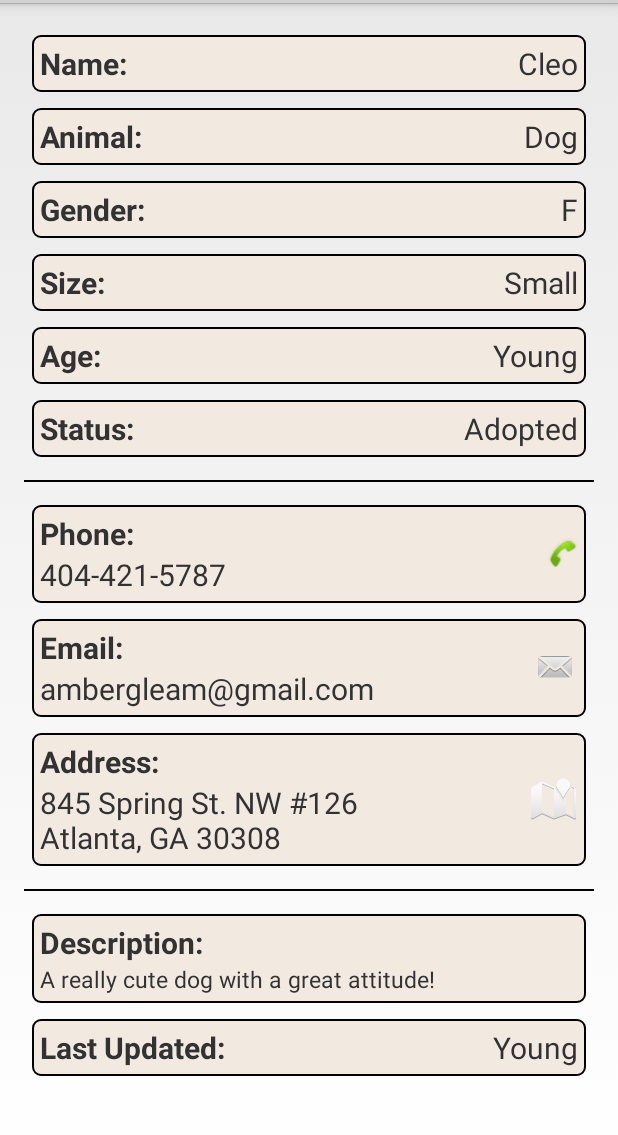
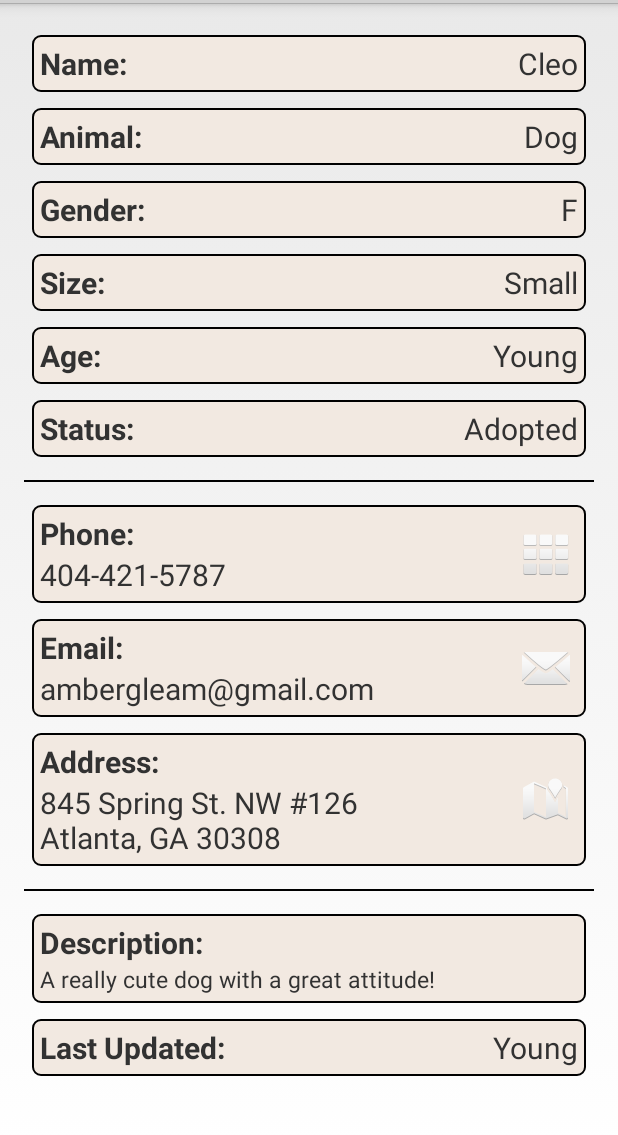
Before and after one commit to matthew-compton/Petfinder, an Android app: the layout fragment_detail.xml on its own in the app's theme, with its tools: preview values and no code run, on a phone screen of 412 x 824 dp, the part 69-1204 px from its top. Run offline under Robolectric (Android 15) with nearby library versions, the phone set to English and light mode, and no system bars.

Commit message:
Updated format of icons on detail view

```diff
--- a/app/src/main/java/com/ambergleam/petfinder/controller/DetailFragment.java
+++ b/app/src/main/java/com/ambergleam/petfinder/controller/DetailFragment.java
@@ -11,7 +11,6 @@ import android.view.View;
 import android.view.ViewGroup;
 import android.widget.ImageView;
 import android.widget.LinearLayout;
-import android.widget.RelativeLayout;
 import android.widget.TextView;
 
 import com.ambergleam.petfinder.R;
@@ -45,15 +44,15 @@ public class DetailFragment extends BaseFragment {
     @InjectView(R.id.layout_size) LinearLayout mSizeLayout;
     @InjectView(R.id.pet_size) TextView mSizeTextView;
 
-    @InjectView(R.id.layout_phone) RelativeLayout mPhoneLayout;
+    @InjectView(R.id.layout_phone) LinearLayout mPhoneLayout;
     @InjectView(R.id.pet_phone) TextView mPhoneTextView;
     @InjectView(R.id.image_phone) ImageView mPhoneImageView;
 
-    @InjectView(R.id.layout_email) RelativeLayout mEmailLayout;
+    @InjectView(R.id.layout_email) LinearLayout mEmailLayout;
     @InjectView(R.id.pet_email) TextView mEmailTextView;
     @InjectView(R.id.image_email) ImageView mEmailImageView;
 
-    @InjectView(R.id.layout_address) RelativeLayout mAddressLayout;
+    @InjectView(R.id.layout_address) LinearLayout mAddressLayout;
     @InjectView(R.id.pet_address) TextView mAddressTextView;
     @InjectView(R.id.image_phone) ImageView mAddressImageView;
 
--- a/app/src/main/res/layout/fragment_detail.xml
+++ b/app/src/main/res/layout/fragment_detail.xml
@@ -142,9 +142,15 @@
 
         <View style="@style/Divider"/>
 
-        <RelativeLayout
+        <LinearLayout
             android:id="@+id/layout_phone"
-            style="@style/DetailLayout">
+            style="@style/DetailLayoutHorizontal">
+
+            <LinearLayout
+                android:orientation="vertical"
+                android:layout_width="wrap_content"
+                android:layout_height="wrap_content"
+                android:layout_weight="1">
 
                 <TextView
                     android:id="@+id/label_phone"
@@ -156,30 +162,36 @@
 
                 <TextView
                     android:id="@+id/pet_phone"
-                android:layout_width="match_parent"
+                    android:layout_width="wrap_content"
                     android:layout_height="wrap_content"
-                android:layout_below="@id/label_phone"
                     android:textSize="@dimen/text_normal"
                     android:phoneNumber="true"
                     tools:text="404-421-5787"/>
+
+            </LinearLayout>
 
             <ImageView
                 android:id="@+id/image_phone"
                 android:layout_width="wrap_content"
                 android:layout_height="wrap_content"
-                android:layout_centerVertical="true"
-                android:layout_alignParentRight="true"
-                android:src="@android:drawable/stat_sys_phone_call"
+                android:layout_gravity="center"
+                android:layout_margin="@dimen/padding_small"
+                android:src="@android:drawable/ic_dialog_dialer"
                 android:clickable="true"/>
 
-        </RelativeLayout>
+        </LinearLayout>
 
-        <RelativeLayout
+        <LinearLayout
             android:id="@+id/layout_email"
-            style="@style/DetailLayout">
+            style="@style/DetailLayoutHorizontal">
+
+            <LinearLayout
+                android:orientation="vertical"
+                android:layout_width="wrap_content"
+                android:layout_height="wrap_content"
+                android:layout_weight="1">
 
                 <TextView
-                android:id="@+id/label_email"
                     android:layout_width="wrap_content"
                     android:layout_height="wrap_content"
                     android:text="@string/pet_email"
@@ -188,29 +200,35 @@
 
                 <TextView
                     android:id="@+id/pet_email"
-                android:layout_width="match_parent"
+                    android:layout_width="wrap_content"
                     android:layout_height="wrap_content"
-                android:layout_below="@id/label_email"
                     android:textSize="@dimen/text_normal"
                     tools:text="ambergleam@gmail.com"/>
+
+            </LinearLayout>
 
             <ImageView
                 android:id="@+id/image_email"
                 android:layout_width="wrap_content"
                 android:layout_height="wrap_content"
-                android:layout_centerVertical="true"
-                android:layout_alignParentRight="true"
-                android:src="@android:drawable/sym_action_email"
+                android:layout_gravity="center"
+                android:layout_margin="@dimen/padding_small"
+                android:src="@android:drawable/ic_dialog_email"
                 android:clickable="true"/>
 
-        </RelativeLayout>
+        </LinearLayout>
 
-        <RelativeLayout
+        <LinearLayout
             android:id="@+id/layout_address"
-            style="@style/DetailLayout">
+            style="@style/DetailLayoutHorizontal">
+
+            <LinearLayout
+                android:orientation="vertical"
+                android:layout_width="wrap_content"
+                android:layout_height="wrap_content"
+                android:layout_weight="1">
 
                 <TextView
-                android:id="@+id/label_address"
                     android:layout_width="wrap_content"
                     android:layout_height="wrap_content"
                     android:text="@string/pet_address"
@@ -219,22 +237,23 @@
 
                 <TextView
                     android:id="@+id/pet_address"
-                android:layout_width="match_parent"
+                    android:layout_width="wrap_content"
                     android:layout_height="wrap_content"
-                android:layout_below="@id/label_address"
                     android:textSize="@dimen/text_normal"
                     tools:text="845 Spring St. NW #126\nAtlanta, GA 30308"/>
+
+            </LinearLayout>
 
             <ImageView
                 android:id="@+id/image_address"
                 android:layout_width="wrap_content"
                 android:layout_height="wrap_content"
-                android:layout_centerVertical="true"
-                android:layout_alignParentRight="true"
+                android:layout_gravity="center"
+                android:layout_margin="@dimen/padding_small"
                 android:src="@android:drawable/ic_dialog_map"
                 android:clickable="true"/>
 
-        </RelativeLayout>
+        </LinearLayout>
 
         <View
             android:id="@+id/divider_lower"
```
Lines whose indentation alone changed are shown as unchanged.
